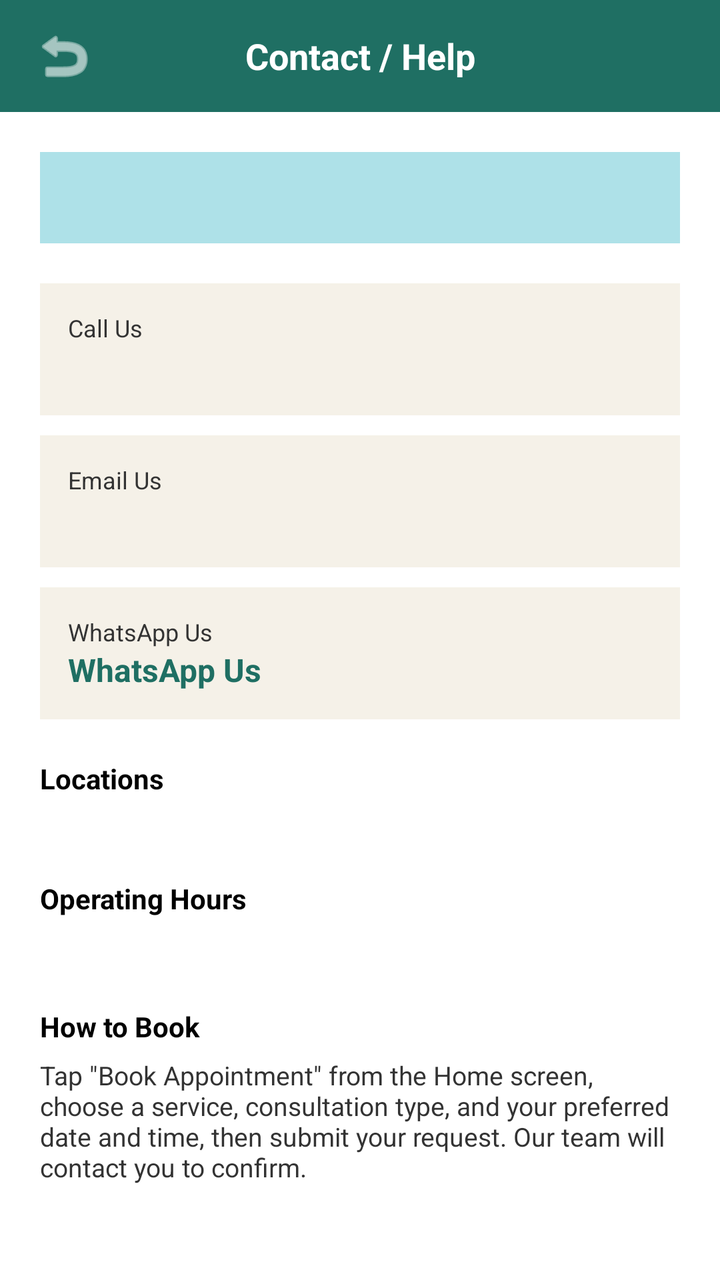
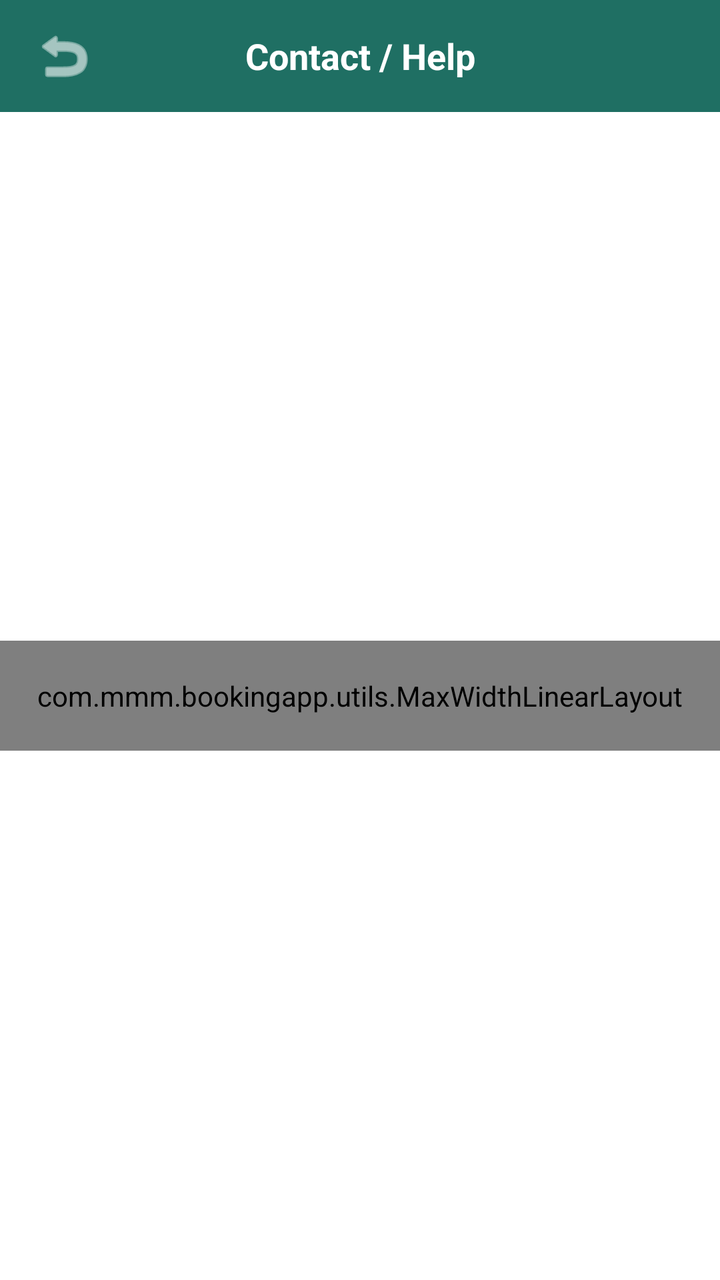

An Android layout rendered at two revisions. The XML below is the earlier revision; the diff shows what the commit changed to produce the second picture.
<!-- AndroidManifest.xml: application theme Theme.MMMBookingApp -->
<!-- res/layout/activity_contact.xml -->
<?xml version="1.0" encoding="utf-8"?>
<ScrollView xmlns:android="http://schemas.android.com/apk/res/android"
    xmlns:app="http://schemas.android.com/apk/res-auto"
    android:layout_width="match_parent"
    android:layout_height="match_parent"
    android:background="@color/color_background"
    android:scrollbars="vertical"
    android:scrollbarStyle="outsideOverlay"
    android:scrollbarThumbVertical="@color/color_primary"
    android:fadeScrollbars="false">

    <LinearLayout
        android:layout_width="match_parent"
        android:layout_height="wrap_content"
        android:orientation="vertical">

        <LinearLayout
            android:layout_width="match_parent"
            android:layout_height="56dp"
            android:orientation="horizontal"
            android:gravity="center_vertical"
            android:background="@color/color_primary"
            android:paddingStart="12dp"
            android:paddingEnd="12dp">

            <ImageButton
                android:id="@+id/btnBack"
                android:layout_width="40dp"
                android:layout_height="40dp"
                android:background="?attr/selectableItemBackgroundBorderless"
                android:src="@android:drawable/ic_menu_revert"
                app:tint="@color/color_text_on_primary"
                android:contentDescription="@string/btn_ok" />

            <TextView
                android:layout_width="0dp"
                android:layout_height="wrap_content"
                android:layout_weight="1"
                android:gravity="center"
                android:text="@string/contact_title"
                android:textColor="@color/color_text_on_primary"
                android:textSize="18sp"
                android:textStyle="bold" />

            <View
                android:layout_width="40dp"
                android:layout_height="1dp" />
        </LinearLayout>

        <LinearLayout
            android:layout_width="match_parent"
            android:layout_height="wrap_content"
            android:orientation="vertical"
            android:padding="20dp">

            
            <LinearLayout
                android:layout_width="match_parent"
                android:layout_height="wrap_content"
                android:orientation="vertical"
                android:background="@color/color_highlight"
                android:padding="14dp"
                android:layout_marginBottom="20dp">

                <TextView
                    android:id="@+id/tvCrisisLine"
                    android:layout_width="match_parent"
                    android:layout_height="wrap_content"
                    android:textColor="@color/color_text_heading"
                    android:textSize="13sp"
                    android:textStyle="bold" />
            </LinearLayout>

            <LinearLayout
                android:id="@+id/rowCallUs"
                android:layout_width="match_parent"
                android:layout_height="wrap_content"
                android:layout_marginBottom="10dp"
                android:background="@color/color_surface"
                android:orientation="vertical"
                android:padding="14dp">

                <TextView
                    android:layout_width="wrap_content"
                    android:layout_height="wrap_content"
                    android:text="@string/contact_call_us"
                    android:textColor="@color/color_text_primary"
                    android:textSize="12sp" />

                <TextView
                    android:id="@+id/tvPhone"
                    android:layout_width="wrap_content"
                    android:layout_height="wrap_content"
                    android:textColor="@color/color_primary"
                    android:textSize="16sp"
                    android:textStyle="bold" />
            </LinearLayout>

            <LinearLayout
                android:id="@+id/rowEmailUs"
                android:layout_width="match_parent"
                android:layout_height="wrap_content"
                android:orientation="vertical"
                android:background="@color/color_surface"
                android:padding="14dp"
                android:layout_marginBottom="10dp">

                <TextView
                    android:layout_width="wrap_content"
                    android:layout_height="wrap_content"
                    android:text="@string/contact_email_us"
                    android:textColor="@color/color_text_primary"
                    android:textSize="12sp" />

                <TextView
                    android:id="@+id/tvEmail"
                    android:layout_width="wrap_content"
                    android:layout_height="wrap_content"
                    android:textColor="@color/color_primary"
                    android:textStyle="bold"
                    android:textSize="16sp" />
            </LinearLayout>

            <LinearLayout
                android:id="@+id/rowWhatsApp"
                android:layout_width="match_parent"
                android:layout_height="wrap_content"
                android:orientation="vertical"
                android:background="@color/color_surface"
                android:padding="14dp"
                android:layout_marginBottom="20dp">

                <TextView
                    android:layout_width="wrap_content"
                    android:layout_height="wrap_content"
                    android:text="@string/contact_whatsapp_us"
                    android:textColor="@color/color_text_primary"
                    android:textSize="12sp" />

                <TextView
                    android:id="@+id/tvWhatsApp"
                    android:layout_width="wrap_content"
                    android:layout_height="wrap_content"
                    android:text="@string/contact_whatsapp_us"
                    android:textColor="@color/color_primary"
                    android:textStyle="bold"
                    android:textSize="16sp" />
            </LinearLayout>

            <TextView
                android:layout_width="match_parent"
                android:layout_height="wrap_content"
                android:text="@string/contact_locations_label"
                android:textColor="@color/color_text_heading"
                android:textStyle="bold"
                android:textSize="14sp"
                android:layout_marginBottom="6dp" />

            <TextView
                android:id="@+id/tvLocations"
                android:layout_width="match_parent"
                android:layout_height="wrap_content"
                android:textColor="@color/color_text_primary"
                android:textSize="14sp"
                android:layout_marginBottom="16dp" />

            <TextView
                android:layout_width="match_parent"
                android:layout_height="wrap_content"
                android:text="@string/contact_hours_label"
                android:textColor="@color/color_text_heading"
                android:textStyle="bold"
                android:textSize="14sp"
                android:layout_marginBottom="6dp" />

            <TextView
                android:id="@+id/tvHours"
                android:layout_width="match_parent"
                android:layout_height="wrap_content"
                android:textColor="@color/color_text_primary"
                android:textSize="14sp"
                android:layout_marginBottom="20dp" />

            <TextView
                android:layout_width="match_parent"
                android:layout_height="wrap_content"
                android:text="@string/contact_how_to_book_title"
                android:textColor="@color/color_text_heading"
                android:textStyle="bold"
                android:textSize="14sp"
                android:layout_marginBottom="6dp" />

            <TextView
                android:layout_width="match_parent"
                android:layout_height="wrap_content"
                android:text="@string/contact_how_to_book_text"
                android:textColor="@color/color_text_primary"
                android:textSize="13sp" />

        </LinearLayout>
    </LinearLayout>
</ScrollView>
<!-- resources referenced by this layout -->
<resources>
  <color name="color_background">#FFFFFF</color>
  <color name="color_highlight">#AEE1E8</color>
  <color name="color_primary">#1F6F63</color>
  <color name="color_surface">#F5F1E8</color>
  <color name="color_text_heading">#000000</color>
  <color name="color_text_on_primary">#FFFFFF</color>
  <color name="color_text_primary">#333333</color>
  <string name="btn_ok">OK</string>
  <string name="contact_call_us">Call Us</string>
  <string name="contact_email_us">Email Us</string>
  <string name="contact_hours_label">Operating Hours</string>
  <string name="contact_how_to_book_text">Tap \"Book Appointment\" from the Home screen, choose a service, consultation type, and your preferred date and time, then submit your request. Our team will contact you to confirm.</string>
  <string name="contact_how_to_book_title">How to Book</string>
  <string name="contact_locations_label">Locations</string>
  <string name="contact_title">Contact / Help</string>
  <string name="contact_whatsapp_us">WhatsApp Us</string>
  <style name="Theme.MMMBookingApp" parent="Theme.Material3.Light.NoActionBar">
          <item name="colorPrimary">@color/color_primary</item>
          <item name="colorOnPrimary">@color/color_text_on_primary</item>
          <item name="android:colorBackground">@color/color_background</item>
          <item name="colorSurface">@color/color_surface</item>
          <item name="colorSecondary">@color/color_highlight</item>
          <item name="android:textColorPrimary">@color/color_text_primary</item>
          <item name="android:statusBarColor">@color/color_primary</item>
      </style>
</resources>

<!-- the commit's change to res/layout/activity_contact.xml (unified diff, before → after) -->
@@ -4,6 +4,7 @@
     android:layout_width="match_parent"
     android:layout_height="match_parent"
     android:background="@color/color_background"
+    android:fillViewport="true"
     android:scrollbars="vertical"
     android:scrollbarStyle="outsideOverlay"
     android:scrollbarThumbVertical="@color/color_primary"
@@ -11,7 +12,7 @@
 
     <LinearLayout
         android:layout_width="match_parent"
-        android:layout_height="wrap_content"
+        android:layout_height="match_parent"
         android:orientation="vertical">
 
         <LinearLayout
@@ -39,7 +40,7 @@
                 android:gravity="center"
                 android:text="@string/contact_title"
                 android:textColor="@color/color_text_on_primary"
-                android:textSize="18sp"
+                android:textSize="@dimen/text_size_18"
                 android:textStyle="bold" />
 
             <View
@@ -49,154 +50,162 @@
 
         <LinearLayout
             android:layout_width="match_parent"
-            android:layout_height="wrap_content"
-            android:orientation="vertical"
-            android:padding="20dp">
-
-            
-            <LinearLayout
+            android:layout_height="0dp"
+            android:layout_weight="1"
+            android:gravity="center_vertical"
+            android:orientation="vertical">
+
+            <com.mmm.bookingapp.utils.MaxWidthLinearLayout
                 android:layout_width="match_parent"
                 android:layout_height="wrap_content"
+                android:layout_gravity="center_horizontal"
                 android:orientation="vertical"
-                android:background="@color/color_highlight"
-                android:padding="14dp"
-                android:layout_marginBottom="20dp">
-
-                <TextView
-                    android:id="@+id/tvCrisisLine"
-                    android:layout_width="match_parent"
-                    android:layout_height="wrap_content"
+                android:padding="@dimen/screen_horizontal_padding">
+
+                <LinearLayout
+                    android:layout_width="match_parent"
+                    android:layout_height="wrap_content"
+                    android:orientation="vertical"
+                    android:background="@color/color_highlight"
+                    android:padding="14dp"
+                    android:layout_marginBottom="20dp">
+
+                    <TextView
+                        android:id="@+id/tvCrisisLine"
+                        android:layout_width="match_parent"
+                        android:layout_height="wrap_content"
+                        android:textColor="@color/color_text_heading"
+                        android:textSize="@dimen/text_size_13"
+                        android:textStyle="bold" />
+                </LinearLayout>
+
+                <LinearLayout
+                    android:id="@+id/rowCallUs"
+                    android:layout_width="match_parent"
+                    android:layout_height="wrap_content"
+                    android:layout_marginBottom="10dp"
+                    android:background="@color/color_surface"
+                    android:orientation="vertical"
+                    android:padding="14dp">
+
+                    <TextView
+                        android:layout_width="wrap_content"
+                        android:layout_height="wrap_content"
+                        android:text="@string/contact_call_us"
+                        android:textColor="@color/color_text_primary"
+                        android:textSize="@dimen/text_size_12" />
+
+                    <TextView
+                        android:id="@+id/tvPhone"
+                        android:layout_width="wrap_content"
+                        android:layout_height="wrap_content"
+                        android:textColor="@color/color_primary"
+                        android:textSize="@dimen/text_size_16"
+                        android:textStyle="bold" />
+                </LinearLayout>
+
+                <LinearLayout
+                    android:id="@+id/rowEmailUs"
+                    android:layout_width="match_parent"
+                    android:layout_height="wrap_content"
+                    android:orientation="vertical"
+                    android:background="@color/color_surface"
+                    android:padding="14dp"
+                    android:layout_marginBottom="10dp">
+
+                    <TextView
+                        android:layout_width="wrap_content"
+                        android:layout_height="wrap_content"
+                        android:text="@string/contact_email_us"
+                        android:textColor="@color/color_text_primary"
+                        android:textSize="@dimen/text_size_12" />
+
+                    <TextView
+                        android:id="@+id/tvEmail"
+                        android:layout_width="wrap_content"
+                        android:layout_height="wrap_content"
+                        android:textColor="@color/color_primary"
+                        android:textStyle="bold"
+                        android:textSize="@dimen/text_size_16" />
+                </LinearLayout>
+
+                <LinearLayout
+                    android:id="@+id/rowWhatsApp"
+                    android:layout_width="match_parent"
+                    android:layout_height="wrap_content"
+                    android:orientation="vertical"
+                    android:background="@color/color_surface"
+                    android:padding="14dp"
+                    android:layout_marginBottom="20dp">
+
+                    <TextView
+                        android:layout_width="wrap_content"
+                        android:layout_height="wrap_content"
+                        android:text="@string/contact_whatsapp_us"
+                        android:textColor="@color/color_text_primary"
+                        android:textSize="@dimen/text_size_12" />
+
+                    <TextView
+                        android:id="@+id/tvWhatsApp"
+                        android:layout_width="wrap_content"
+                        android:layout_height="wrap_content"
+                        android:text="@string/contact_whatsapp_us"
+                        android:textColor="@color/color_primary"
+                        android:textStyle="bold"
+                        android:textSize="@dimen/text_size_16" />
+                </LinearLayout>
+
+                <TextView
+                    android:layout_width="match_parent"
+                    android:layout_height="wrap_content"
+                    android:text="@string/contact_locations_label"
                     android:textColor="@color/color_text_heading"
-                    android:textSize="13sp"
-                    android:textStyle="bold" />
-            </LinearLayout>
-
-            <LinearLayout
-                android:id="@+id/rowCallUs"
-                android:layout_width="match_parent"
-                android:layout_height="wrap_content"
-                android:layout_marginBottom="10dp"
-                android:background="@color/color_surface"
-                android:orientation="vertical"
-                android:padding="14dp">
-
-                <TextView
-                    android:layout_width="wrap_content"
-                    android:layout_height="wrap_content"
-                    android:text="@string/contact_call_us"
+                    android:textStyle="bold"
+                    android:textSize="@dimen/text_size_14"
+                    android:layout_marginBottom="6dp" />
+
+                <TextView
+                    android:id="@+id/tvLocations"
+                    android:layout_width="match_parent"
+                    android:layout_height="wrap_content"
                     android:textColor="@color/color_text_primary"
-                    android:textSize="12sp" />
-
-                <TextView
-                    android:id="@+id/tvPhone"
-                    android:layout_width="wrap_content"
-                    android:layout_height="wrap_content"
-                    android:textColor="@color/color_primary"
-                    android:textSize="16sp"
-                    android:textStyle="bold" />
-            </LinearLayout>
-
-            <LinearLayout
-                android:id="@+id/rowEmailUs"
-                android:layout_width="match_parent"
-                android:layout_height="wrap_content"
-                android:orientation="vertical"
-                android:background="@color/color_surface"
-                android:padding="14dp"
-                android:layout_marginBottom="10dp">
-
-                <TextView
-                    android:layout_width="wrap_content"
-                    android:layout_height="wrap_content"
-                    android:text="@string/contact_email_us"
+                    android:textSize="@dimen/text_size_14"
+                    android:layout_marginBottom="16dp" />
+
+                <TextView
+                    android:layout_width="match_parent"
+                    android:layout_height="wrap_content"
+                    android:text="@string/contact_hours_label"
+                    android:textColor="@color/color_text_heading"
+                    android:textStyle="bold"
+                    android:textSize="@dimen/text_size_14"
+                    android:layout_marginBottom="6dp" />
+
+                <TextView
+                    android:id="@+id/tvHours"
+                    android:layout_width="match_parent"
+                    android:layout_height="wrap_content"
                     android:textColor="@color/color_text_primary"
-                    android:textSize="12sp" />
-
-                <TextView
-                    android:id="@+id/tvEmail"
-                    android:layout_width="wrap_content"
-                    android:layout_height="wrap_content"
-                    android:textColor="@color/color_primary"
+                    android:textSize="@dimen/text_size_14"
+                    android:layout_marginBottom="20dp" />
+
+                <TextView
+                    android:layout_width="match_parent"
+                    android:layout_height="wrap_content"
+                    android:text="@string/contact_how_to_book_title"
+                    android:textColor="@color/color_text_heading"
                     android:textStyle="bold"
-                    android:textSize="16sp" />
-            </LinearLayout>
-
-            <LinearLayout
-                android:id="@+id/rowWhatsApp"
-                android:layout_width="match_parent"
-                android:layout_height="wrap_content"
-                android:orientation="vertical"
-                android:background="@color/color_surface"
-                android:padding="14dp"
-                android:layout_marginBottom="20dp">
-
-                <TextView
-                    android:layout_width="wrap_content"
-                    android:layout_height="wrap_content"
-                    android:text="@string/contact_whatsapp_us"
+                    android:textSize="@dimen/text_size_14"
+                    android:layout_marginBottom="6dp" />
+
+                <TextView
+                    android:layout_width="match_parent"
+                    android:layout_height="wrap_content"
+                    android:text="@string/contact_how_to_book_text"
                     android:textColor="@color/color_text_primary"
-                    android:textSize="12sp" />
-
-                <TextView
-                    android:id="@+id/tvWhatsApp"
-                    android:layout_width="wrap_content"
-                    android:layout_height="wrap_content"
-                    android:text="@string/contact_whatsapp_us"
-                    android:textColor="@color/color_primary"
-                    android:textStyle="bold"
-                    android:textSize="16sp" />
-            </LinearLayout>
-
-            <TextView
-                android:layout_width="match_parent"
-                android:layout_height="wrap_content"
-                android:text="@string/contact_locations_label"
-                android:textColor="@color/color_text_heading"
-                android:textStyle="bold"
-                android:textSize="14sp"
-                android:layout_marginBottom="6dp" />
-
-            <TextView
-                android:id="@+id/tvLocations"
-                android:layout_width="match_parent"
-                android:layout_height="wrap_content"
-                android:textColor="@color/color_text_primary"
-                android:textSize="14sp"
-                android:layout_marginBottom="16dp" />
-
-            <TextView
-                android:layout_width="match_parent"
-                android:layout_height="wrap_content"
-                android:text="@string/contact_hours_label"
-                android:textColor="@color/color_text_heading"
-                android:textStyle="bold"
-                android:textSize="14sp"
-                android:layout_marginBottom="6dp" />
-
-            <TextView
-                android:id="@+id/tvHours"
-                android:layout_width="match_parent"
-                android:layout_height="wrap_content"
-                android:textColor="@color/color_text_primary"
-                android:textSize="14sp"
-                android:layout_marginBottom="20dp" />
-
-            <TextView
-                android:layout_width="match_parent"
-                android:layout_height="wrap_content"
-                android:text="@string/contact_how_to_book_title"
-                android:textColor="@color/color_text_heading"
-                android:textStyle="bold"
-                android:textSize="14sp"
-                android:layout_marginBottom="6dp" />
-
-            <TextView
-                android:layout_width="match_parent"
-                android:layout_height="wrap_content"
-                android:text="@string/contact_how_to_book_text"
-                android:textColor="@color/color_text_primary"
-                android:textSize="13sp" />
-
+                    android:textSize="@dimen/text_size_13" />
+
+            </com.mmm.bookingapp.utils.MaxWidthLinearLayout>
         </LinearLayout>
     </LinearLayout>
 </ScrollView>
<!-- resource entries referenced after the edit -->
@@ -7,6 +7,12 @@
   <color name="color_text_heading">#000000</color>
   <color name="color_text_on_primary">#FFFFFF</color>
   <color name="color_text_primary">#333333</color>
+  <dimen name="screen_horizontal_padding">18dp</dimen>
+  <dimen name="text_size_12">12sp</dimen>
+  <dimen name="text_size_13">13sp</dimen>
+  <dimen name="text_size_14">14sp</dimen>
+  <dimen name="text_size_16">16sp</dimen>
+  <dimen name="text_size_18">18sp</dimen>
   <string name="btn_ok">OK</string>
   <string name="contact_call_us">Call Us</string>
   <string name="contact_email_us">Email Us</string>
